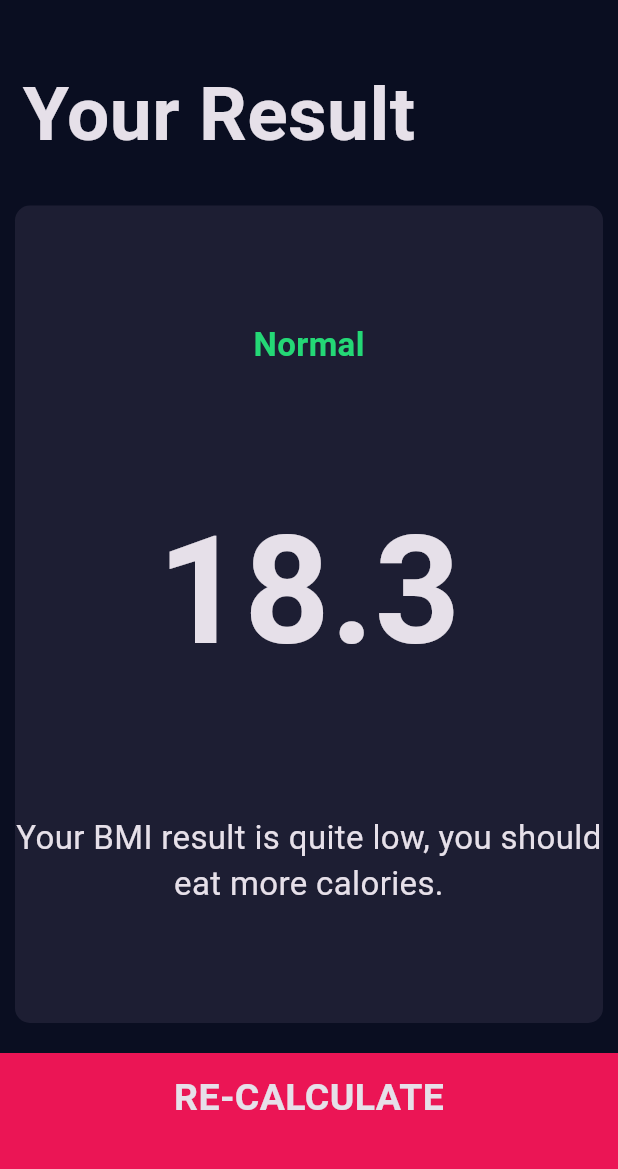
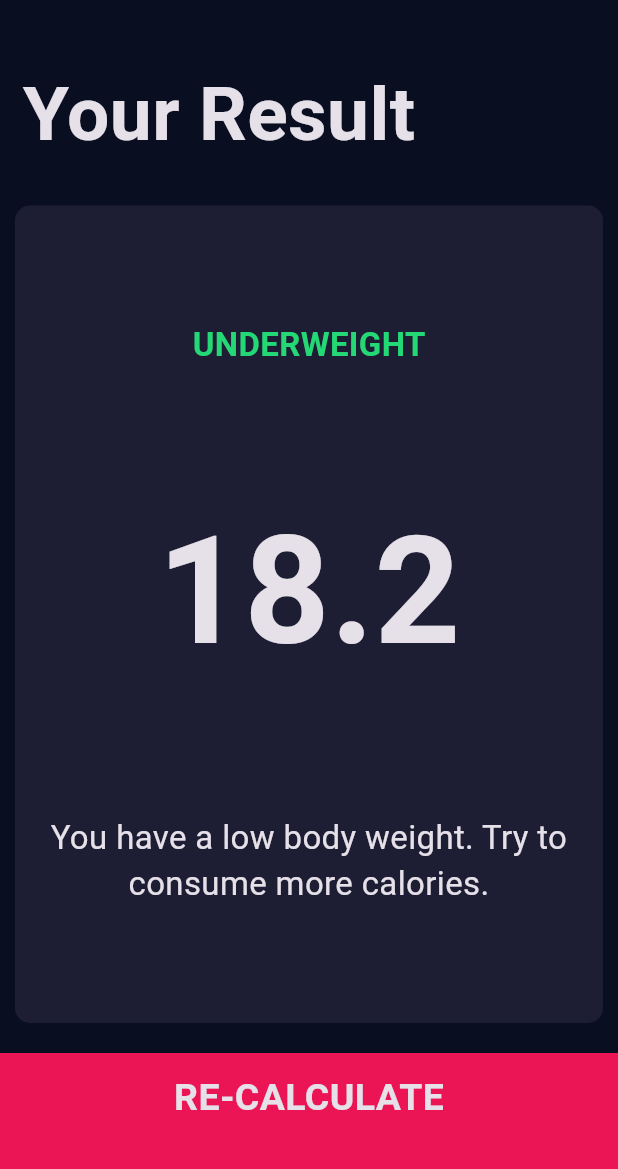
Before and after one commit to alphaseneca/60dayschallenge, a Flutter app: the screen it shows after launch, after a tap on "CALCULATE", on a phone screen of 412 x 824 dp, the part 63-1232 px from its top. Run offline on Flutter 3.47's test engine with Material 3 defaults, Android fonts, the phone set to English and light mode, and no system bars; our stand-ins replace audioplayers, font_awesome_flutter, rflutter_alert.

Commit message:
completed the bmi calculator app

```diff
--- /dev/null
+++ b/bmicalculator/lib/calculator_brain.dart
@@ -0,0 +1,39 @@
+import 'dart:math';
+
+class CalculatorBrain {
+  CalculatorBrain({required this.height, required this.weight});
+
+  final int height;
+  final int weight;
+
+  late double _bmi;
+
+  String calculateBMI() {
+    _bmi = weight / pow(height / 100, 2);
+    return _bmi.toStringAsFixed(1);
+  }
+
+  String getresulttext() {
+    if (_bmi >= 30) {
+      return 'Obese';
+    } else if (_bmi >= 25) {
+      return 'Overweight';
+    } else if (_bmi > 18.5) {
+      return 'Normal';
+    } else {
+      return 'Underweight';
+    }
+  }
+
+  String getInterpretationtext() {
+    if (_bmi >= 30) {
+      return 'You may need to get a regular exercise and loose a plenty of weight.';
+    } else if (_bmi >= 25) {
+      return 'You have a higher than a normal body weight. Try to exercise more.';
+    } else if (_bmi > 18.5) {
+      return 'You have a normal body weight. Good to see you fit! ';
+    } else {
+      return 'You have a low body weight. Try to consume more calories. ';
+    }
+  }
+}
--- a/bmicalculator/lib/screens/input_page.dart
+++ b/bmicalculator/lib/screens/input_page.dart
@@ -1,3 +1,4 @@
+import 'package:bmicalculator/calculator_brain.dart';
 import 'package:bmicalculator/screens/results_page.dart';
 import 'package:flutter/material.dart';
 import 'package:font_awesome_flutter/font_awesome_flutter.dart';
@@ -166,7 +167,6 @@ class _InputPageState extends State<InputPage> {
                                 setState(
                                   () {
                                     weight++;
-                                    print(weight);
                                   },
                                 );
                               },
@@ -230,10 +230,16 @@ class _InputPageState extends State<InputPage> {
           BottomButton(
             bottomtitle: 'CALCULATE',
             onTap: () {
+              CalculatorBrain calc =
+                  CalculatorBrain(height: height, weight: weight);
               Navigator.push(
                 context,
                 MaterialPageRoute(
-                  builder: (context) => ResultsPage(),
+                  builder: (context) => ResultsPage(
+                    bmiResult: calc.calculateBMI(),
+                    resultText: calc.getresulttext(),
+                    interpretationText: calc.getInterpretationtext(),
+                  ),
                   //builder takes a function that requires context as the input parameter and returns the page that we want to push to.
                 ),
               );
--- a/bmicalculator/lib/screens/results_page.dart
+++ b/bmicalculator/lib/screens/results_page.dart
@@ -4,6 +4,14 @@ import 'package:bmicalculator/components/reusable_card.dart';
 import 'package:flutter/material.dart';
 
 class ResultsPage extends StatelessWidget {
+  const ResultsPage(
+      {required this.bmiResult,
+      required this.resultText,
+      required this.interpretationText});
+
+  final String bmiResult;
+  final String resultText;
+  final String interpretationText;
   @override
   Widget build(BuildContext context) {
     return Scaffold(
@@ -34,15 +42,15 @@ class ResultsPage extends StatelessWidget {
                 crossAxisAlignment: CrossAxisAlignment.center,
                 children: [
                   Text(
-                    'Normal',
+                    resultText.toUpperCase(),
                     style: resultTextStyle,
                   ),
                   Text(
-                    '18.3',
+                    bmiResult,
                     style: bmiTextStyle,
                   ),
                   Text(
-                    'Your BMI result is quite low, you should eat more calories.',
+                    interpretationText,
                     style: bodyTextStyle,
                     textAlign: TextAlign.center,
                   ),
```
